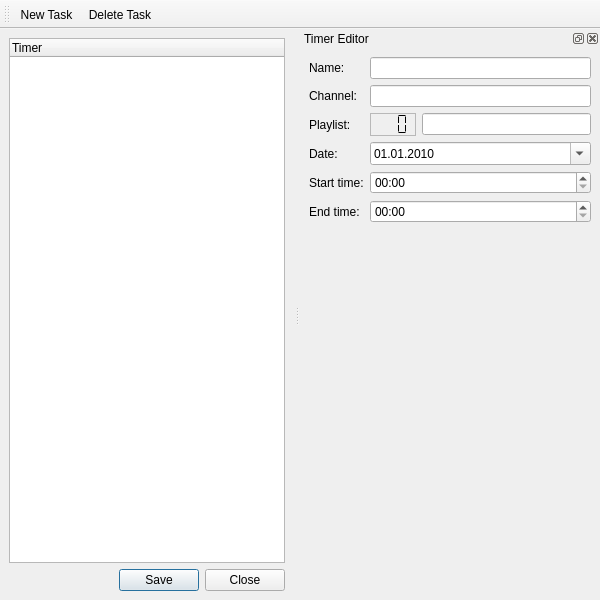
This is src/ui/TimersManager.ui in ntadej/tano as Qt 5 draws it before an edit. The edited form follows.
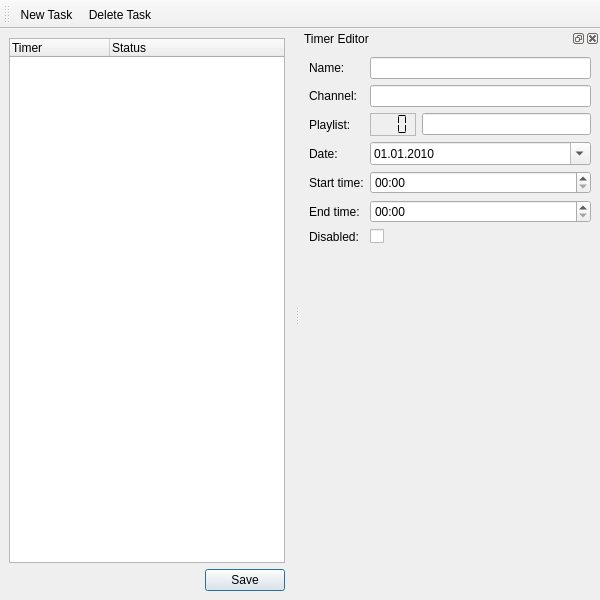
This is the edited form. Icons and pictures are not drawn. Custom widgets are drawn as their Qt base class.

Diff of the .ui file:
```diff
--- a/src/ui/TimersManager.ui
+++ b/src/ui/TimersManager.ui
@@ -33,12 +33,17 @@
             <string>Timer</string>
            </property>
           </column>
+          <column>
+           <property name="text">
+            <string>Status</string>
+           </property>
+          </column>
          </widget>
         </item>
         <item>
          <widget class="QDialogButtonBox" name="buttonBox">
           <property name="standardButtons">
-           <set>QDialogButtonBox::Close|QDialogButtonBox::Save</set>
+           <set>QDialogButtonBox::Save</set>
           </property>
          </widget>
         </item>
@@ -246,6 +251,16 @@
        </property>
       </spacer>
      </item>
+     <item row="6" column="0">
+      <widget class="QLabel" name="labelDisabled">
+       <property name="text">
+        <string>Disabled:</string>
+       </property>
+      </widget>
+     </item>
+     <item row="6" column="1">
+      <widget class="QCheckBox" name="checkBoxDisabled"/>
+     </item>
     </layout>
    </widget>
   </widget>
```
